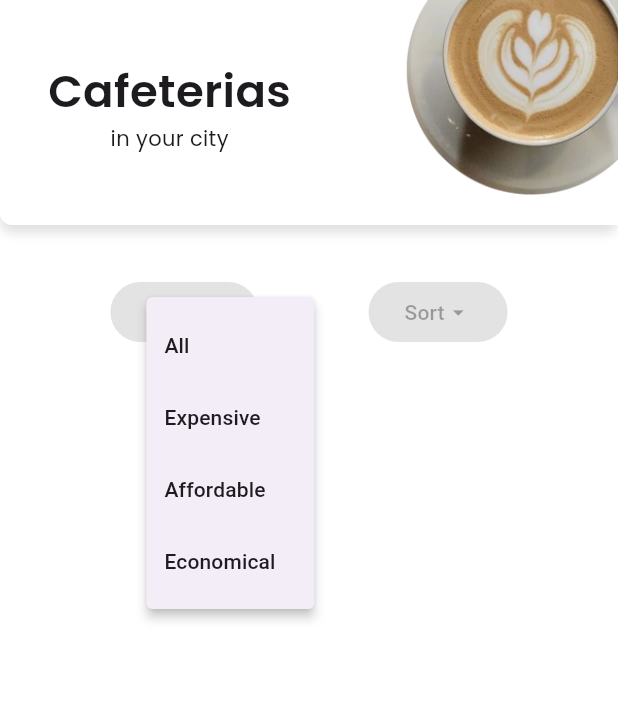
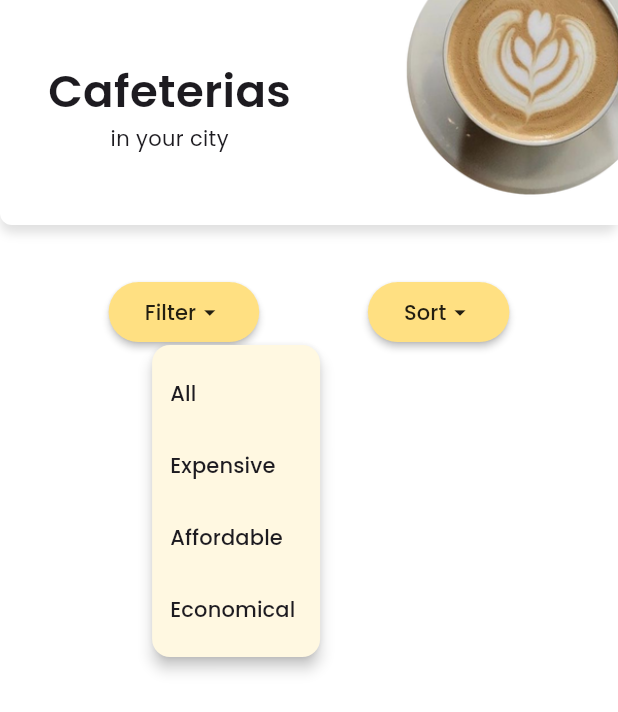
Before and after one commit to yawlive/damproject2, a Flutter app: the Cafeteria screen opened directly with empty values, after a tap on "Filter", on a phone screen of 412 x 824 dp. Shown: the top 712 px of the screen. Run offline on Flutter 3.47's test engine with Material 3 defaults, Android fonts, the phone set to English and light mode, and no system bars; our stand-ins replace carousel_slider, get, google_fonts, line_awesome_flutter; network calls fail.

Commit message:
rahmas update

```diff
--- a/lib/categories/Cafeteria.dart
+++ b/lib/categories/Cafeteria.dart
@@ -129,13 +129,15 @@ class _CafeteriaState extends State<Cafeteria> {
                 children: [
                   /////////////////////////////////////////// filter//////////////////////////////////////////////////////////////////////////
                   ElevatedButton(
-                    onPressed: null,
+                    onPressed: (){},
                     style: ElevatedButton.styleFrom(
-                      backgroundColor: Colors.amber[50],
-                      foregroundColor: Colors.black,
+                      backgroundColor: Colors.amber[200],
+                      foregroundColor: Colors.black87,
                       elevation: 2,
+
                     ),
                     child: PopupMenuButton<int>(
+                      offset: Offset(5, 32),
                       onSelected: (value) {
 
                         if (value ==1) {
@@ -156,10 +158,9 @@ class _CafeteriaState extends State<Cafeteria> {
                             }).toList();
                           });
 
-                        } if( value==3){
+                        }else if( value==3){
                           restaurants =originalRestaurants;
                           setState(() {
-
                             restaurants= restaurants.where((restaurant) {
                               return restaurant['priceRange'] == 3;
                             }).toList();
@@ -175,24 +176,31 @@ class _CafeteriaState extends State<Cafeteria> {
                       itemBuilder: (context) => [
                         PopupMenuItem(
                           value: 0,
-                          child: Text('All'),
+                          child: Text('All' , style: GoogleFonts.poppins(),),
                         ),
                         PopupMenuItem(
                           value: 3,
-                          child: Text('Expensive'),
+                          child: Text('Expensive' , style: GoogleFonts.poppins(),),
                         ),
                         PopupMenuItem(
                           value: 2,
-                          child: Text('Affordable'),
+                          child: Text('Affordable' , style: GoogleFonts.poppins(),),
                         ),
                         PopupMenuItem(
                           value: 1,
-                          child: Text('Economical'),
+                          child: Text('Economical', style: GoogleFonts.poppins(),),
                         ),
                       ],
+                      /////here kayn style
+                      elevation: 4,
+                      shape: RoundedRectangleBorder(borderRadius: BorderRadius.circular(12)),
+                      color: Colors.amber[50],
+                      padding: EdgeInsets.symmetric(vertical: 8),
+
+
                       child: Row(
                         children: [
-                          Text('Filter' ),
+                          Text('Filter' , style: GoogleFonts.poppins(),),
                           Icon(Icons.arrow_drop_down),
 
                         ],
@@ -203,13 +211,14 @@ class _CafeteriaState extends State<Cafeteria> {
 
                   // Sort
                   ElevatedButton(
-                    onPressed: null,
+                    onPressed: (){},
                     style: ElevatedButton.styleFrom(
-                      backgroundColor: Colors.amber[50],
-                      foregroundColor: Colors.black,
+                      backgroundColor: Colors.amber[200],
+                      foregroundColor: Colors.black87,
                       elevation: 2,
                     ),
                     child: PopupMenuButton<String>(
+                      offset: Offset(5, 32),
                       onSelected: (value) {
 
                         if (value == 'name') {
@@ -227,16 +236,21 @@ class _CafeteriaState extends State<Cafeteria> {
                       itemBuilder: (context) => [
                         PopupMenuItem(
                           value: 'name',
-                          child: Text('By Name'),
+                          child: Text('By Name', style: GoogleFonts.poppins(),),
                         ),
                         PopupMenuItem(
                           value: 'ratings',
-                          child: Text('By Ratings'),
+                          child: Text('By Ratings', style: GoogleFonts.poppins(),),
                         ),
                       ],
+                      ////here kayn style
+                      elevation: 4,
+                      shape: RoundedRectangleBorder(borderRadius: BorderRadius.circular(12)),
+                      color: Colors.amber[50],
+                      padding: EdgeInsets.symmetric(vertical: 8),
                       child: Row(
                         children: [
-                          Text('Sort' ),
+                          Text('Sort' , style: GoogleFonts.poppins(),),
                           Icon(Icons.arrow_drop_down),
 
                         ],
```
